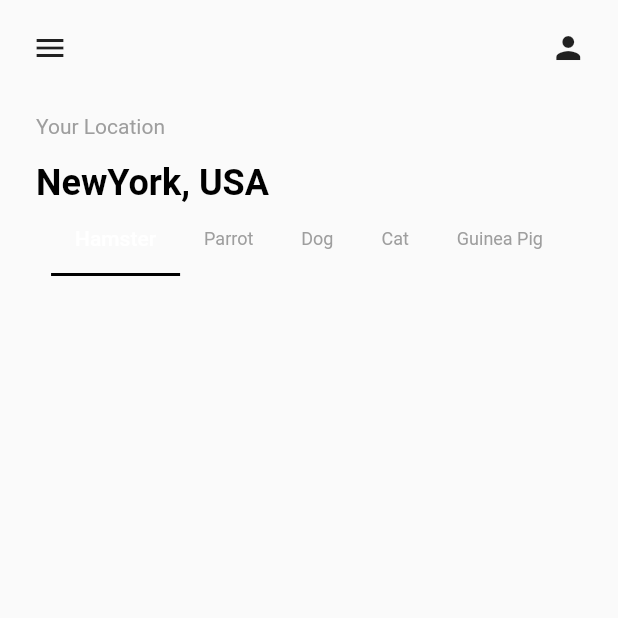
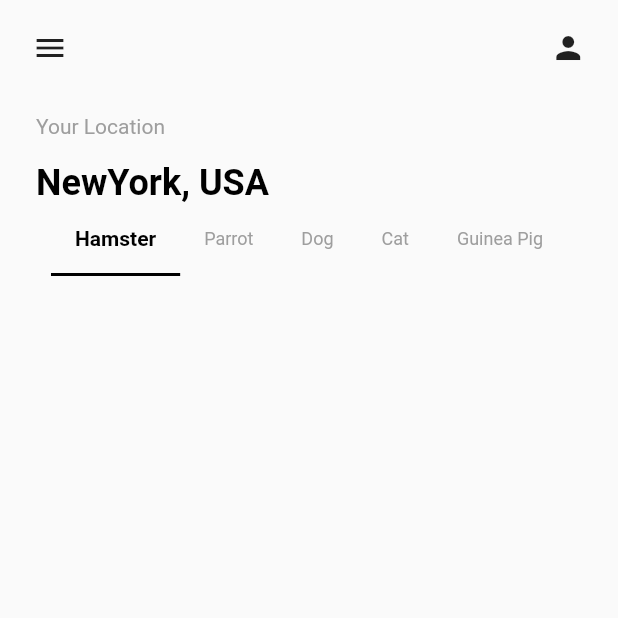
Before and after one commit to EhsanTgv/PetAdoption_Demo, a Flutter app: the screen it shows after launch, on a phone screen of 412 x 824 dp, the top half of it. Run offline on Flutter 3.47's test engine with Material 2 defaults, Android fonts, the phone set to English and light mode, and no system bars.

Commit message:
HomePage set selected tab style

```diff
--- a/lib/screens/home_screen.dart
+++ b/lib/screens/home_screen.dart
@@ -75,6 +75,11 @@ class _HomePageState extends State<HomePage> {
           fontSize: 12,
           color: Colors.black,
         ),
+        labelColor: Colors.black,
+        labelStyle: TextStyle(
+          fontWeight: FontWeight.bold,
+          fontSize: 14,
+        ),
         indicatorColor: Colors.black,
         tabs: <Widget>[
           tabItemWidget("Hamster"),
```
